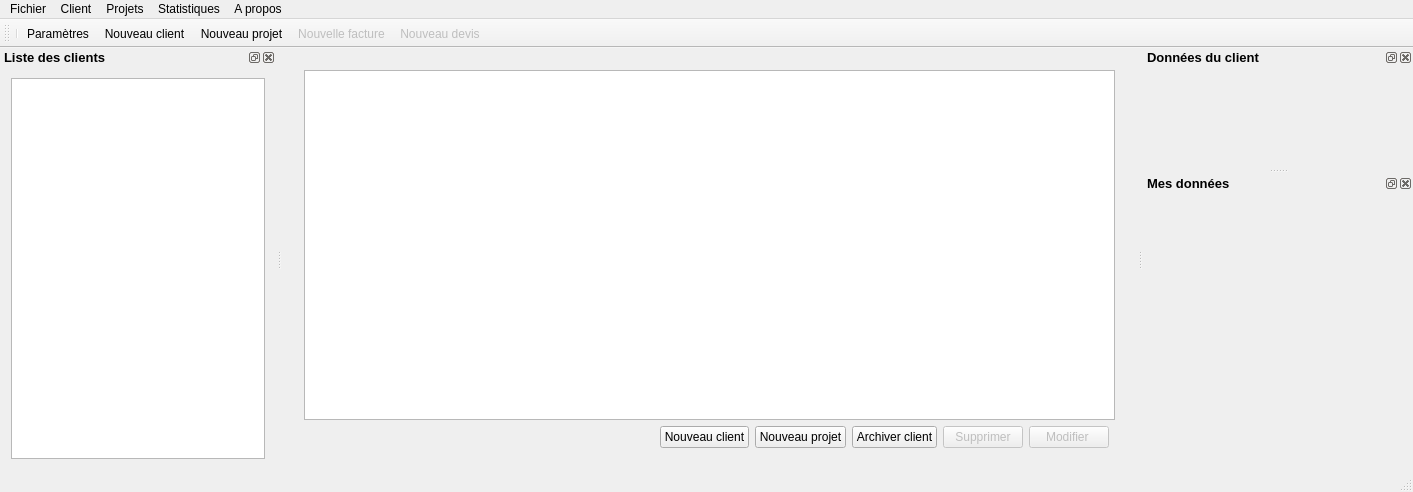
Before: the Qt Designer form src/gui/mainwindow/mainwindow.ui in FACT-Team/FactDev, drawn with Qt 5.
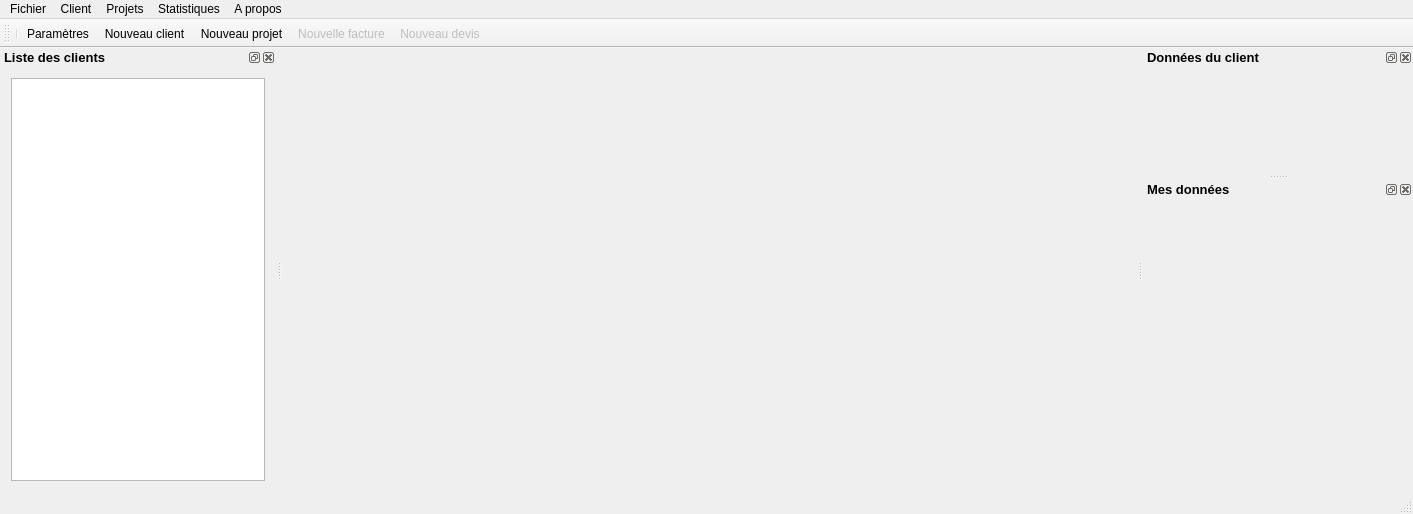
After: the same form once the commit is applied. Icons and pictures are not drawn. Custom widgets are drawn as their Qt base class.

What changed in the file:
```diff
--- a/src/gui/mainwindow/mainwindow.ui
+++ b/src/gui/mainwindow/mainwindow.ui
@@ -22,7 +22,7 @@
     <item row="0" column="0">
      <widget class="QStackedWidget" name="stackedWidget">
       <property name="currentIndex">
-       <number>0</number>
+       <number>3</number>
       </property>
       <widget class="QWidget" name="page">
        <layout class="QGridLayout" name="gridLayout_3">
@@ -387,6 +387,59 @@
         </item>
        </layout>
       </widget>
+      <widget class="QWidget" name="page_4">
+       <layout class="QGridLayout" name="gridLayout">
+        <item row="1" column="1">
+         <widget class="Gui::Widgets::CoffeeEasterEggWidget" name="wgtCoffeeMaker" native="true">
+          <property name="minimumSize">
+           <size>
+            <width>400</width>
+            <height>400</height>
+           </size>
+          </property>
+         </widget>
+        </item>
+        <item row="1" column="2">
+         <spacer name="horizontalSpacer_6">
+          <property name="orientation">
+           <enum>Qt::Horizontal</enum>
+          </property>
+          <property name="sizeHint" stdset="0">
+           <size>
+            <width>206</width>
+            <height>20</height>
+           </size>
+          </property>
+         </spacer>
+        </item>
+        <item row="1" column="0">
+         <spacer name="horizontalSpacer_7">
+          <property name="orientation">
+           <enum>Qt::Horizontal</enum>
+          </property>
+          <property name="sizeHint" stdset="0">
+           <size>
+            <width>40</width>
+            <height>20</height>
+           </size>
+          </property>
+         </spacer>
+        </item>
+        <item row="0" column="1">
+         <spacer name="verticalSpacer_3">
+          <property name="orientation">
+           <enum>Qt::Vertical</enum>
+          </property>
+          <property name="sizeHint" stdset="0">
+           <size>
+            <width>20</width>
+            <height>40</height>
+           </size>
+          </property>
+         </spacer>
+        </item>
+       </layout>
+      </widget>
      </widget>
     </item>
    </layout>
@@ -796,6 +849,12 @@
     <signal>lockProject()</signal>
    </slots>
   </customwidget>
+  <customwidget>
+   <class>Gui::Widgets::CoffeeEasterEggWidget</class>
+   <extends>QWidget</extends>
+   <header>gui/widgets/coffeeeastereggwidget.h</header>
+   <container>1</container>
+  </customwidget>
  </customwidgets>
  <resources>
   <include location="../../icons.qrc"/>
```
Left out of the diff: 2 changed lines with no effect on the pictures.
